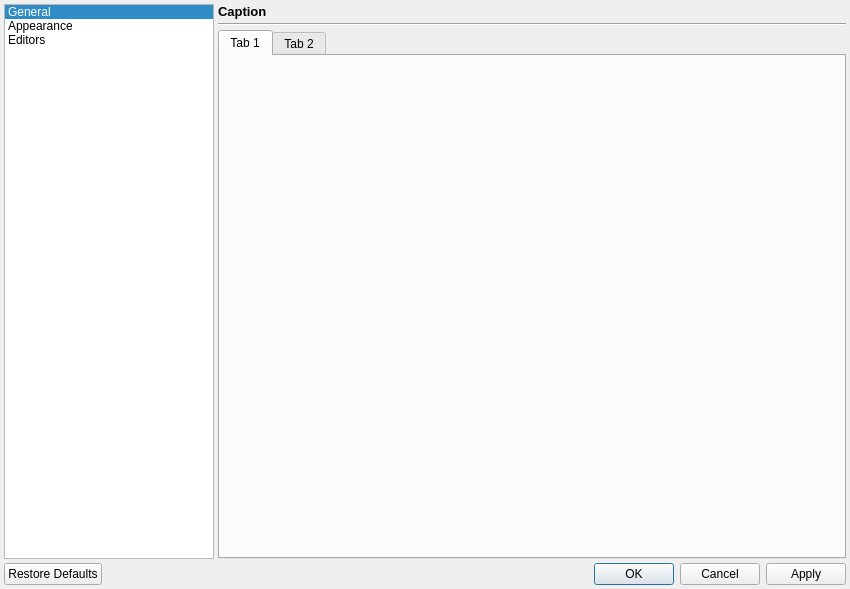
This is Dialogs/PreferencesDialog.ui in enigma-dev/RadialGM as Qt 5 draws it before an edit. The edited form follows.
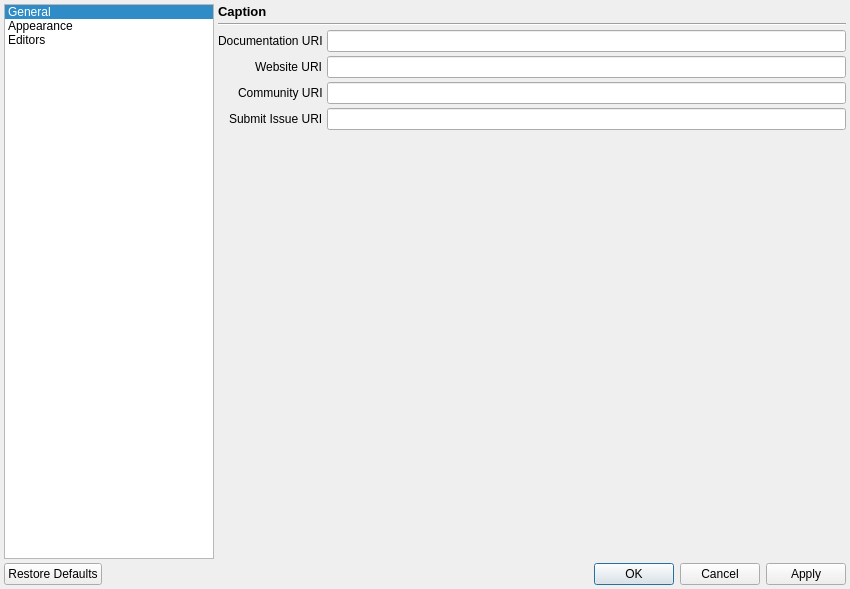
This is the edited form. Icons and pictures are not drawn.

Commit message: add general preferences for command links

Patch:
```diff
--- a/Dialogs/PreferencesDialog.ui
+++ b/Dialogs/PreferencesDialog.ui
@@ -131,8 +131,14 @@
           <number>0</number>
          </property>
          <widget class="QWidget" name="generalPage">
-          <layout class="QVBoxLayout" name="verticalLayout_3">
-           <property name="spacing">
+          <layout class="QFormLayout" name="formLayout_2">
+           <property name="labelAlignment">
+            <set>Qt::AlignRight|Qt::AlignTrailing|Qt::AlignVCenter</set>
+           </property>
+           <property name="horizontalSpacing">
+            <number>4</number>
+           </property>
+           <property name="verticalSpacing">
             <number>4</number>
            </property>
            <property name="leftMargin">
@@ -147,24 +153,44 @@
            <property name="bottomMargin">
             <number>0</number>
            </property>
-           <item>
-            <widget class="QTabWidget" name="tabWidget">
-             <property name="autoFillBackground">
-              <bool>false</bool>
+           <item row="0" column="1">
+            <widget class="QLineEdit" name="documentationLineEdit"/>
+           </item>
+           <item row="1" column="1">
+            <widget class="QLineEdit" name="websiteLineEdit"/>
+           </item>
+           <item row="2" column="1">
+            <widget class="QLineEdit" name="communityLineEdit"/>
+           </item>
+           <item row="3" column="1">
+            <widget class="QLineEdit" name="submitIssueLineEdit"/>
+           </item>
+           <item row="0" column="0">
+            <widget class="QLabel" name="documentationLabel">
+             <property name="text">
+              <string>Documentation URI</string>
              </property>
-             <property name="usesScrollButtons">
-              <bool>true</bool>
+            </widget>
+           </item>
+           <item row="1" column="0">
+            <widget class="QLabel" name="websiteLabel">
+             <property name="text">
+              <string>Website URI</string>
              </property>
-             <widget class="QWidget" name="tab">
-              <attribute name="title">
-               <string>Tab 1</string>
-              </attribute>
-             </widget>
-             <widget class="QWidget" name="tab_2">
-              <attribute name="title">
-               <string>Tab 2</string>
-              </attribute>
-             </widget>
+            </widget>
+           </item>
+           <item row="2" column="0">
+            <widget class="QLabel" name="communityLabel">
+             <property name="text">
+              <string>Community URI</string>
+             </property>
+            </widget>
+           </item>
+           <item row="3" column="0">
+            <widget class="QLabel" name="submitIssueLabel">
+             <property name="text">
+              <string>Submit Issue URI</string>
+             </property>
             </widget>
            </item>
           </layout>
@@ -231,6 +257,45 @@
            </item>
           </layout>
          </widget>
+         <widget class="QWidget" name="editorsPage">
+          <layout class="QVBoxLayout" name="verticalLayout_2">
+           <property name="spacing">
+            <number>4</number>
+           </property>
+           <property name="leftMargin">
+            <number>0</number>
+           </property>
+           <property name="topMargin">
+            <number>0</number>
+           </property>
+           <property name="rightMargin">
+            <number>0</number>
+           </property>
+           <property name="bottomMargin">
+            <number>0</number>
+           </property>
+           <item>
+            <widget class="QTabWidget" name="tabWidget">
+             <property name="autoFillBackground">
+              <bool>false</bool>
+             </property>
+             <property name="usesScrollButtons">
+              <bool>true</bool>
+             </property>
+             <widget class="QWidget" name="tab">
+              <attribute name="title">
+               <string>Tab 1</string>
+              </attribute>
+             </widget>
+             <widget class="QWidget" name="tab_2">
+              <attribute name="title">
+               <string>Tab 2</string>
+              </attribute>
+             </widget>
+            </widget>
+           </item>
+          </layout>
+         </widget>
         </widget>
        </item>
       </layout>
```
The commit also changes 2 other files.
